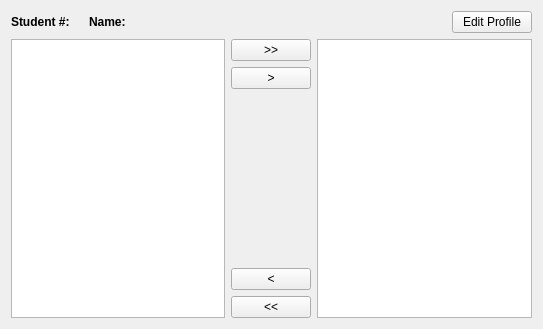
Before: the Qt Designer form src/ui/studenthomewidget.ui in CaptOkie/code-first-think-later, drawn with Qt 5.
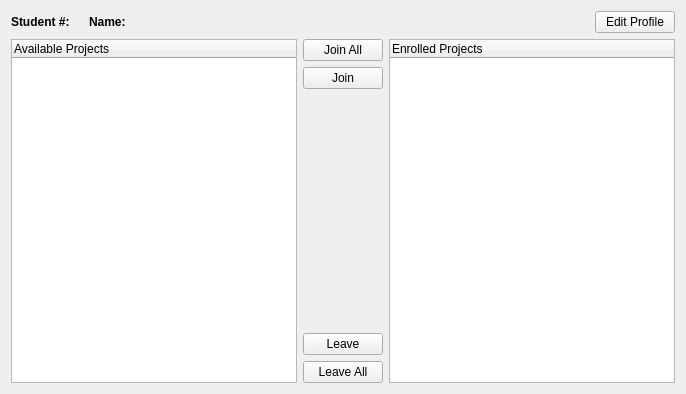
After: the same form once the commit is applied.

Commit message: Updated student home

What changed in the file:
```diff
--- a/src/ui/studenthomewidget.ui
+++ b/src/ui/studenthomewidget.ui
@@ -6,8 +6,8 @@
    <rect>
     <x>0</x>
     <y>0</y>
-    <width>543</width>
-    <height>329</height>
+    <width>686</width>
+    <height>394</height>
    </rect>
   </property>
   <property name="windowTitle">
@@ -101,21 +101,48 @@
    <item>
     <layout class="QHBoxLayout" name="horizontalLayout">
      <item>
-      <widget class="QListView" name="availableListView"/>
+      <widget class="QTreeWidget" name="availableTreeWidget">
+       <property name="editTriggers">
+        <set>QAbstractItemView::NoEditTriggers</set>
+       </property>
+       <property name="alternatingRowColors">
+        <bool>true</bool>
+       </property>
+       <property name="indentation">
+        <number>0</number>
+       </property>
+       <property name="uniformRowHeights">
+        <bool>true</bool>
+       </property>
+       <property name="itemsExpandable">
+        <bool>false</bool>
+       </property>
+       <property name="expandsOnDoubleClick">
+        <bool>false</bool>
+       </property>
+       <attribute name="headerVisible">
+        <bool>true</bool>
+       </attribute>
+       <column>
+        <property name="text">
+         <string>Available Projects</string>
+        </property>
+       </column>
+      </widget>
      </item>
      <item>
       <layout class="QVBoxLayout" name="verticalLayout">
        <item>
         <widget class="QPushButton" name="addAllBtn">
          <property name="text">
-          <string>&gt;&gt;</string>
+          <string>Join All</string>
          </property>
         </widget>
        </item>
        <item>
         <widget class="QPushButton" name="addBtn">
          <property name="text">
-          <string>&gt;</string>
+          <string>Join</string>
          </property>
         </widget>
        </item>
@@ -135,21 +162,48 @@
        <item>
         <widget class="QPushButton" name="removeAllBtn">
          <property name="text">
-          <string>&lt;</string>
+          <string>Leave</string>
          </property>
         </widget>
        </item>
        <item>
         <widget class="QPushButton" name="removeBtn">
          <property name="text">
-          <string>&lt;&lt;</string>
+          <string>Leave All</string>
          </property>
         </widget>
        </item>
       </layout>
      </item>
      <item>
-      <widget class="QListView" name="joinedListView"/>
+      <widget class="QTreeWidget" name="enrolledTreeWidget">
+       <property name="editTriggers">
+        <set>QAbstractItemView::NoEditTriggers</set>
+       </property>
+       <property name="alternatingRowColors">
+        <bool>true</bool>
+       </property>
+       <property name="indentation">
+        <number>0</number>
+       </property>
+       <property name="uniformRowHeights">
+        <bool>true</bool>
+       </property>
+       <property name="itemsExpandable">
+        <bool>false</bool>
+       </property>
+       <property name="expandsOnDoubleClick">
+        <bool>false</bool>
+       </property>
+       <attribute name="headerVisible">
+        <bool>true</bool>
+       </attribute>
+       <column>
+        <property name="text">
+         <string>Enrolled Projects</string>
+        </property>
+       </column>
+      </widget>
      </item>
     </layout>
    </item>
```
